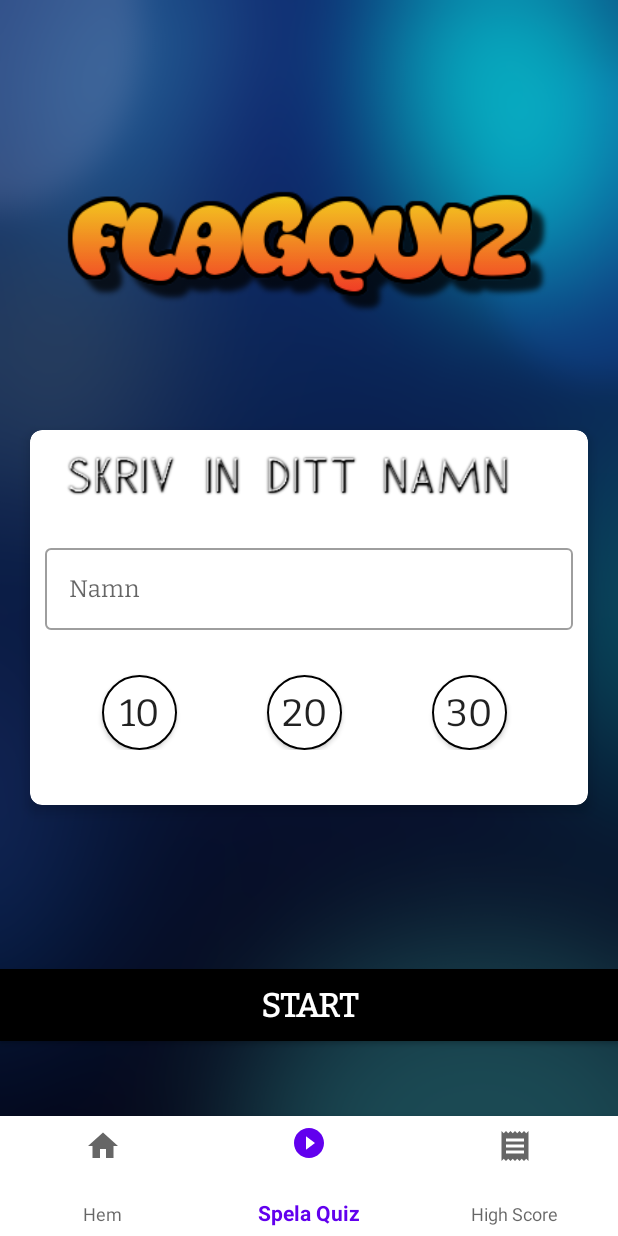
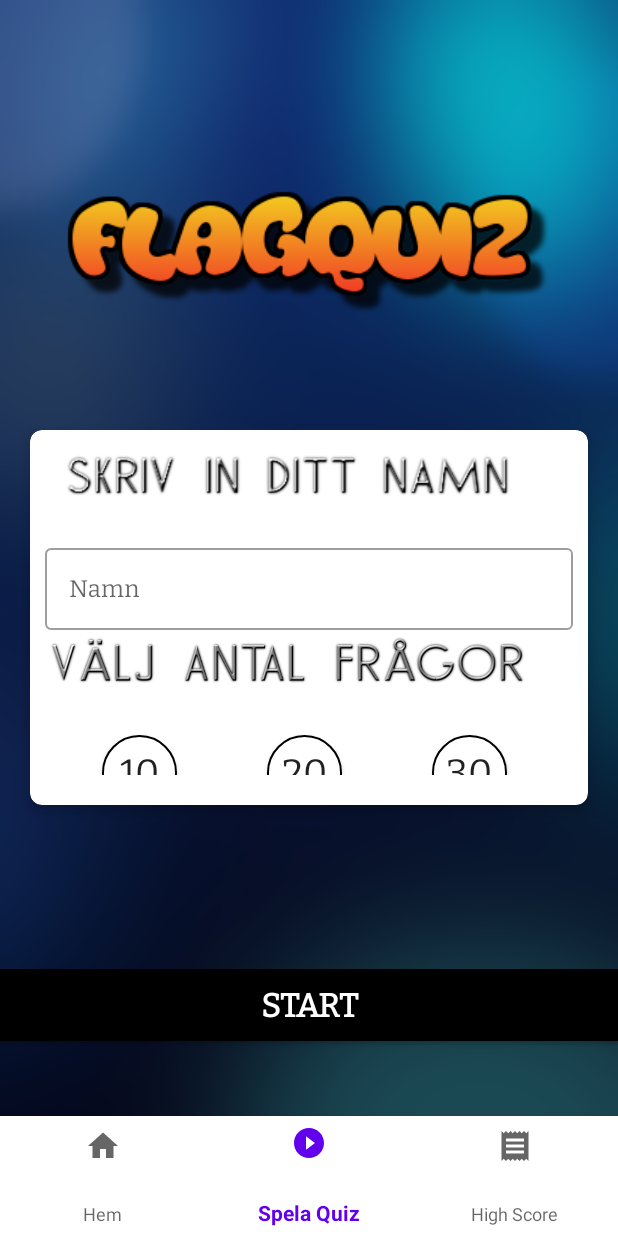
Before and after one commit to olofHammar/QuizApp1, an Android app: the screen it shows after launch (MainActivity), item 2 of the bottom bar chosen, on a phone screen of 412 x 824 dp. Run offline under Robolectric (Android 15) with nearby library versions, the phone set to English and light mode, and no system bars.

Commit message:
Added buttons to select if you want 10, 20 or 30 questions and synced those in the same way i did with the first one. Trying to fix design and adding extra fragment.

```diff
--- a/app/src/main/java/com/example/quizapp1/MainActivity.kt
+++ b/app/src/main/java/com/example/quizapp1/MainActivity.kt
@@ -11,7 +11,7 @@ class MainActivity : AppCompatActivity() {
         super.onCreate(savedInstanceState)
         setContentView(R.layout.activity_main)
 
-        window.decorView.systemUiVisibility = View.SYSTEM_UI_FLAG_FULLSCREEN
+       // window.decorView.systemUiVisibility = View.SYSTEM_UI_FLAG_FULLSCREEN
 
         loadFragment(HomeFragment())
 
--- a/app/src/main/java/com/example/quizapp1/PlayFragment.kt
+++ b/app/src/main/java/com/example/quizapp1/PlayFragment.kt
@@ -41,6 +41,7 @@ class PlayFragment : Fragment(){
             totalNrOfQuestions = 30
         }
 
+
         btnStart.setOnClickListener {
             if (et_name.text.toString().isEmpty()) {
                 Toast.makeText(this@PlayFragment.context, "Skriv in ditt namn", Toast.LENGTH_SHORT).show()
--- a/app/src/main/res/layout/fragment_play.xml
+++ b/app/src/main/res/layout/fragment_play.xml
@@ -71,6 +71,13 @@
 
                 </com.google.android.material.textfield.TextInputLayout>
 
+                <ImageView
+                    android:id="@+id/iv_welcome"
+                    android:layout_width="323dp"
+                    android:layout_height="40dp"
+                    android:layout_alignParentTop="true"
+                    android:src="@drawable/ener_questions_tommy" />
+
             <LinearLayout
                 android:layout_width="match_parent"
                 android:layout_height="wrap_content"
```
Also changed, not shown: app/src/main/res/drawable-v24/ener_questions_tommy.png (added).
